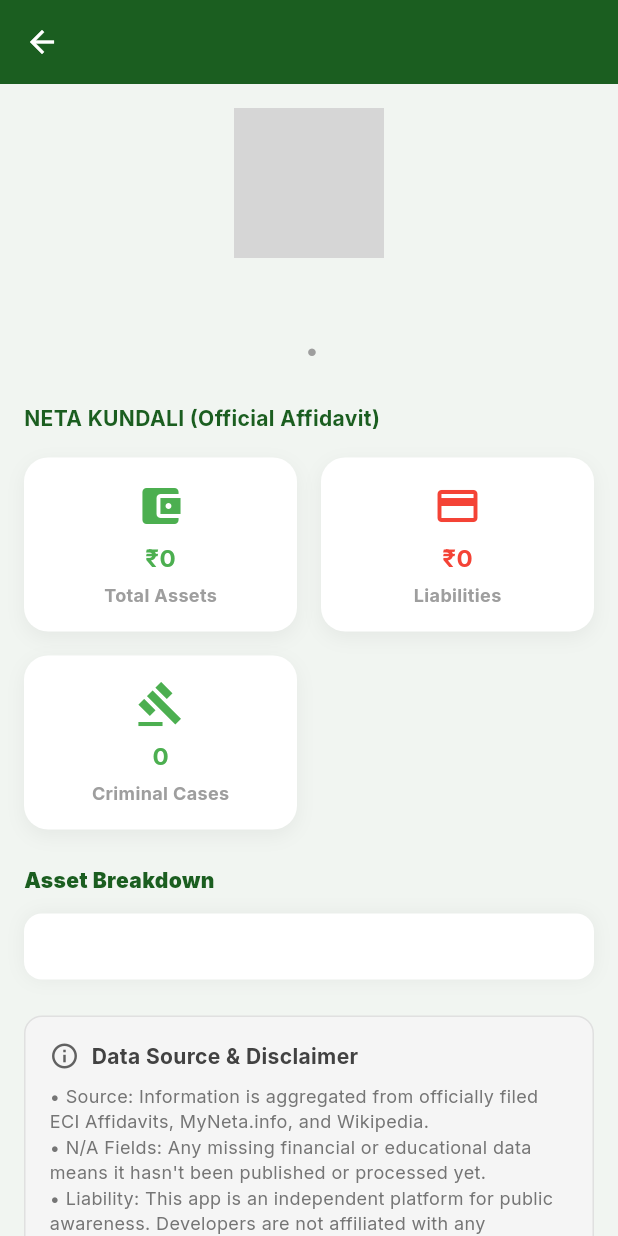
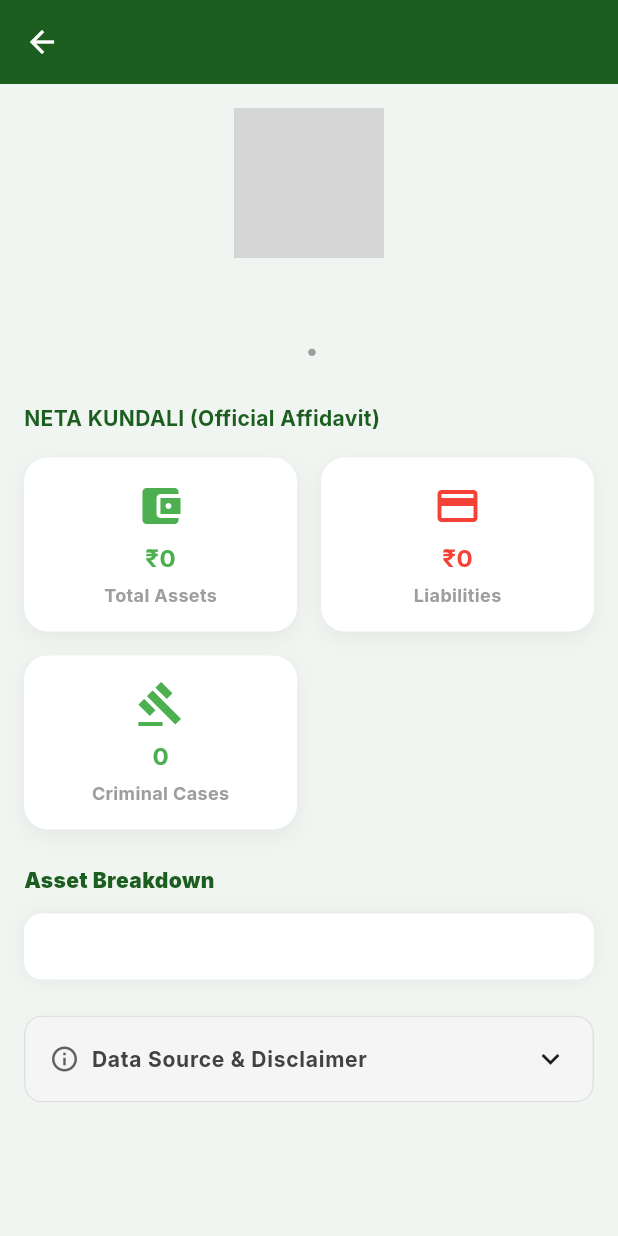
Before and after one commit to paresh101p-jpg/BharatFlow, a Flutter app: the LeaderDetailScreen screen opened directly with empty values, on a phone screen of 412 x 824 dp. Run offline on Flutter 3.47's test engine with Material 3 defaults, Android fonts, the phone set to English and light mode, and no system bars; our stand-ins replace firebase_analytics, firebase_core, firebase_messaging, fl_chart, flutter_local_notifications, flutter_map and 20 more; missing offline and left inert: in_app_update, maps_toolkit, translator, workmanager; accounts and stored records are empty; network calls fail; statements that could not run were skipped; grey boxes are pictures that could not be loaded.

Commit message:
Make Disclaimer Collapsible

```diff
--- a/lib/features/political/presentation/screens/leader_detail_screen.dart
+++ b/lib/features/political/presentation/screens/leader_detail_screen.dart
@@ -89,29 +89,36 @@ class LeaderDetailScreen extends StatelessWidget {
             ],
 
             // Data Source Disclaimer
-            Container(
-              padding: const EdgeInsets.all(16),
-              decoration: BoxDecoration(
-                color: Colors.grey.shade100,
+            Theme(
+              data: Theme.of(context).copyWith(dividerColor: Colors.transparent),
+              child: ExpansionTile(
+                tilePadding: const EdgeInsets.symmetric(horizontal: 16),
+                backgroundColor: Colors.grey.shade100,
+                collapsedBackgroundColor: Colors.grey.shade100,
+                shape: RoundedRectangleBorder(
                   borderRadius: BorderRadius.circular(12),
-                border: Border.all(color: Colors.grey.shade300),
+                  side: BorderSide(color: Colors.grey.shade300),
                 ),
-              child: Column(
-                crossAxisAlignment: CrossAxisAlignment.start,
-                children: [
-                  Row(
+                collapsedShape: RoundedRectangleBorder(
+                  borderRadius: BorderRadius.circular(12),
+                  side: BorderSide(color: Colors.grey.shade300),
+                ),
+                title: Row(
                   children: [
                     Icon(Icons.info_outline, color: Colors.grey.shade700, size: 20),
                     const SizedBox(width: 8),
                     Text('Data Source & Disclaimer', style: TextStyle(fontWeight: FontWeight.bold, color: Colors.grey.shade800, fontSize: 14)),
                   ],
                 ),
-                  const SizedBox(height: 8),
-                  Text(
+                children: [
+                  Padding(
+                    padding: const EdgeInsets.only(left: 16, right: 16, bottom: 16),
+                    child: Text(
                       '• Source: Information is aggregated from officially filed ECI Affidavits, MyNeta.info, and Wikipedia.\n'
                       '• N/A Fields: Any missing financial or educational data means it hasn\'t been published or processed yet.\n'
                       '• Liability: This app is an independent platform for public awareness. Developers are not affiliated with any government entity and do not take legal responsibility for absolute accuracy.',
                       style: TextStyle(color: Colors.grey.shade600, fontSize: 12, height: 1.4),
+                    ),
                   ),
                 ],
               ),
```
Lines whose indentation alone changed are shown as unchanged.
